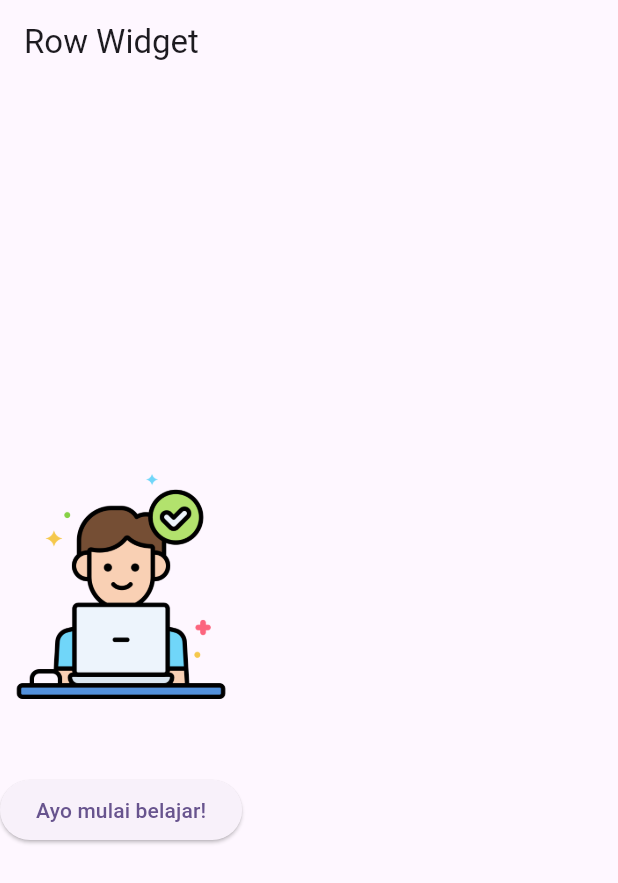
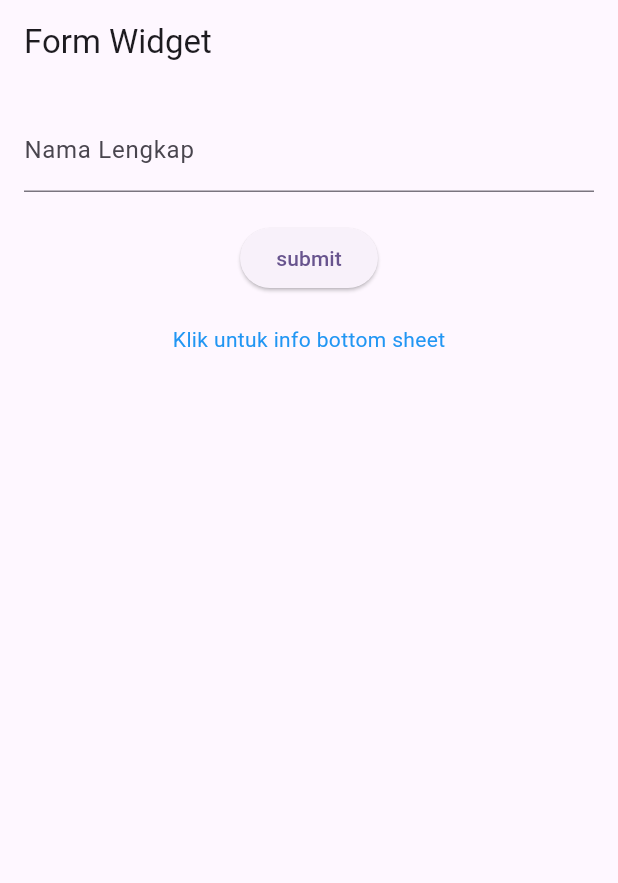
Before and after one commit to Raflysaputra23/prak-mobilelanjut-2417051049, a Flutter app: the screen it shows after launch, on a phone screen of 412 x 824 dp. Shown: the top 883 px of the screen. Run offline on Flutter 3.47's test engine with Material 3 defaults, Android fonts, the phone set to English and light mode, and no system bars.

Commit message:
Membuat form interaktif pertemuan 4

```diff
--- a/lib/first_widget.dart
+++ b/lib/first_widget.dart
@@ -7,7 +7,7 @@
   Widget build(BuildContext context) {
     return Scaffold(
       appBar: AppBar(
-        title: const Text("Row Widget"),
+        title: const Text("First Widget"),
       ),
       body: Column(
         mainAxisAlignment: MainAxisAlignment.center,
--- /dev/null
+++ b/lib/form_widget.dart
@@ -0,0 +1,66 @@
+import 'package:flutter/material.dart';
+
+class FormWidget extends StatefulWidget {
+  const FormWidget({ super.key });
+
+  @override
+  State<FormWidget> createState() => _FormWidgetState();
+}
+
+class _FormWidgetState extends State<FormWidget> {
+  final _formKey = GlobalKey<FormState>();
+  final TextEditingController _namaController = TextEditingController();
+
+  @override
+  Widget build(BuildContext context){
+    return Scaffold(
+      appBar: AppBar(title: const Text("Form Widget")),
+      body: Padding(
+        padding: const EdgeInsets.all(16.0),
+        child: Form(
+          key: _formKey,
+          child: Column(
+            children: [
+              TextFormField(
+                controller: _namaController,
+                decoration: const InputDecoration(labelText: 'Nama Lengkap'),
+                validator: (value) => value!.isEmpty ? 'Nama tidak boleh kosong' : null,
+              ),
+              SizedBox(height: 20),
+              ElevatedButton(onPressed: () {
+                if(_formKey.currentState!.validate()) {
+                  showDialog(context: context,
+                  builder: (context) => AlertDialog(
+                    title: const Text("Sukses"),
+                    content: Text("Halo ${_namaController.text}!"),
+                    actions: [
+                      TextButton(onPressed: () => Navigator.pop(context),
+                      child: const Text("OK"))
+                    ],
+                  )
+                  );
+                }
+              },
+              child: Text("submit"),
+              ),
+              SizedBox(height: 20),
+              GestureDetector(
+                onTap: () {
+                  showModalBottomSheet(context: context,
+                  builder: (context) => Padding(
+                    padding: const EdgeInsets.all(16.0),
+                    child: const Text("Ini adalah bottom sheet"),
+                    ),
+                  );
+                },
+                child: const Text("Klik untuk info bottom sheet", style: TextStyle(
+                  color: Colors.blue
+                ),),
+              )
+            ],
+          )
+          ),
+        ),
+    );
+  }
+}
```
Also changed, not shown: lib/main.dart (+3 -88 lines).
